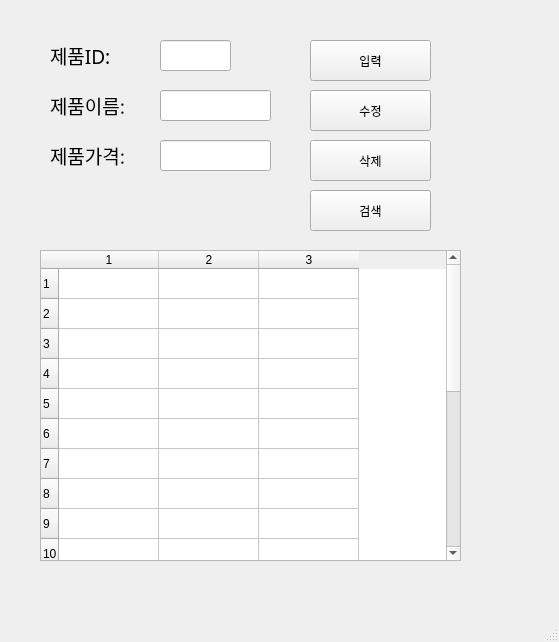
Qt form Chap10_ProductList.ui (diveto/python240923) before a commit.
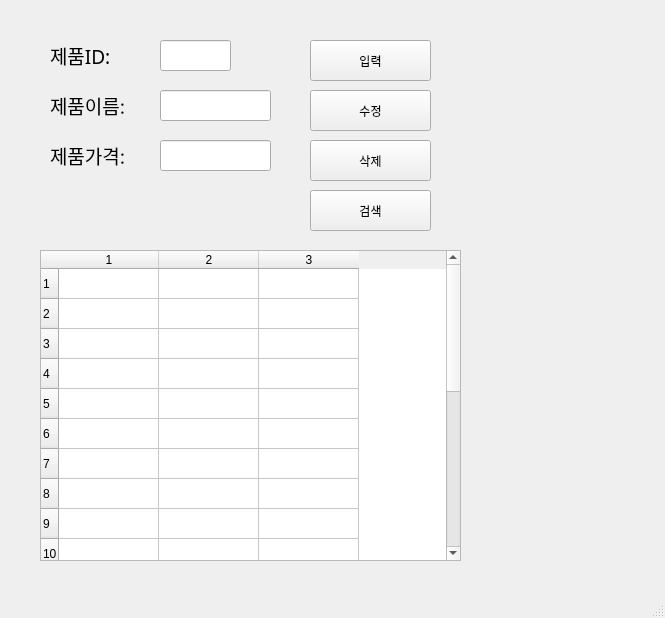
The same form after that commit.

What changed in the file:
```diff
--- a/Chap10_ProductList.ui
+++ b/Chap10_ProductList.ui
@@ -6,8 +6,8 @@
    <rect>
     <x>0</x>
     <y>0</y>
-    <width>559</width>
-    <height>642</height>
+    <width>665</width>
+    <height>618</height>
    </rect>
   </property>
   <property name="windowTitle">
```
Left out of the diff: 2 changed lines with no effect on the pictures.
